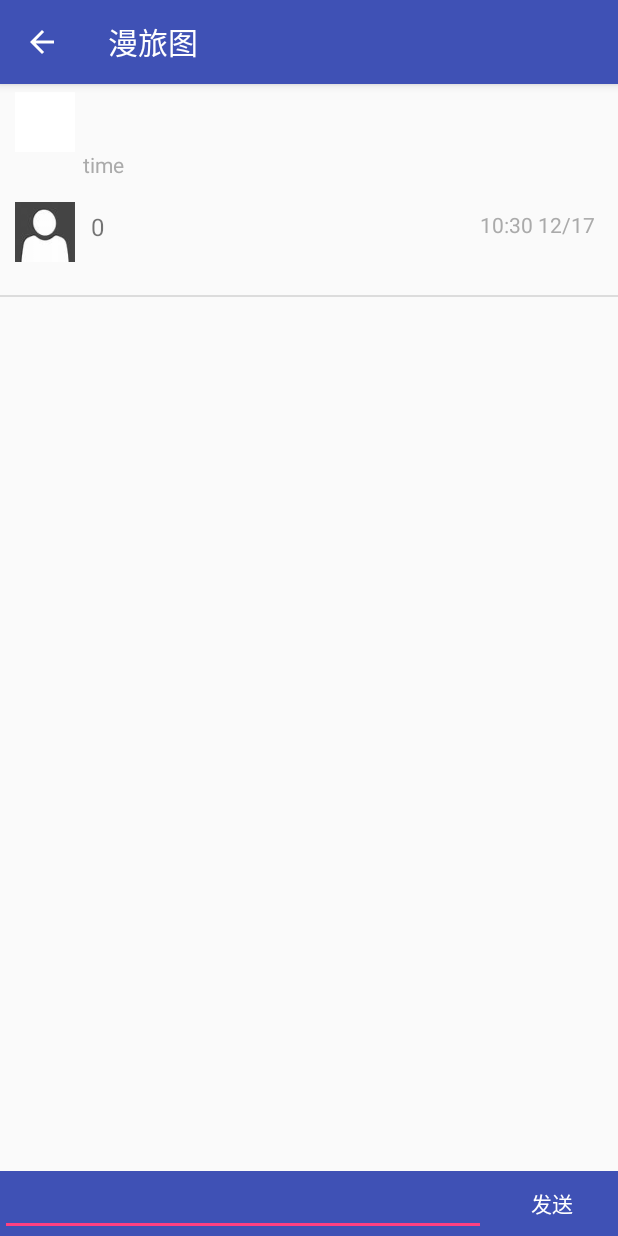
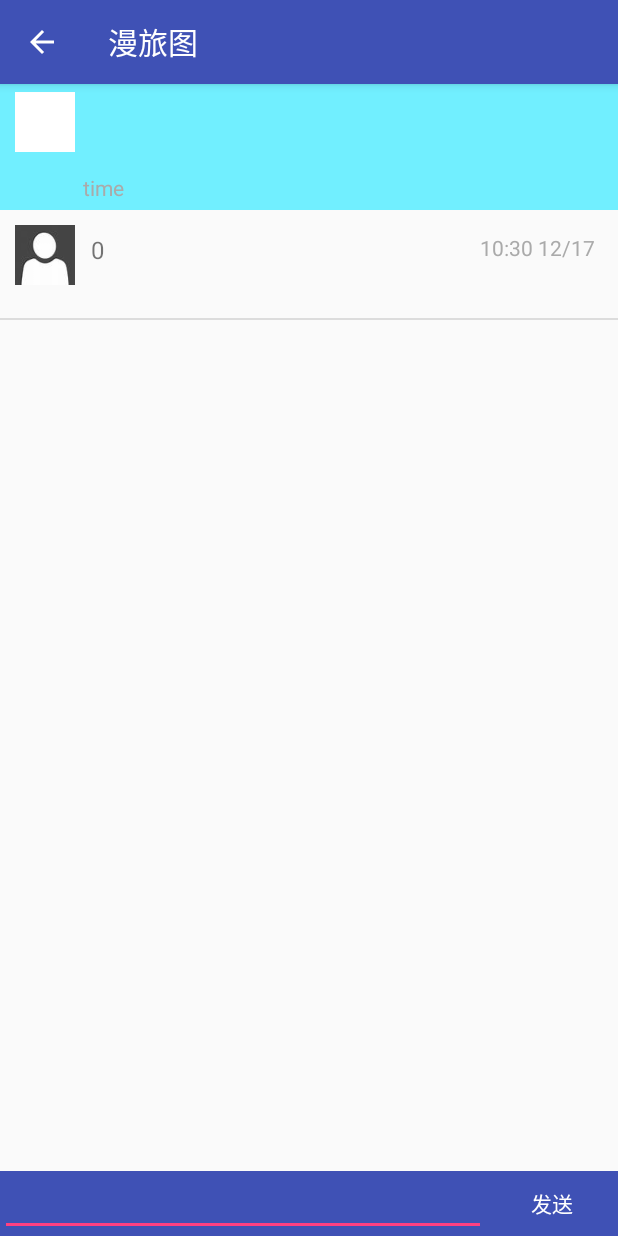
Before and after one commit to JiangZuoMeng/ManLvTu-android-old, an Android app: the AlbumDetailsActivity screen opened directly, with no data from a screen before it, after a tap on "发送", on a phone screen of 412 x 824 dp. Run offline under Robolectric (Android 15) with nearby library versions, the phone set to English and light mode, and no system bars; libraries missing offline, so code that uses them is left out: com.amap.api; network calls fail; 2 statements that could not run were skipped.

Commit message:
Make album details beautiful

```diff
--- a/code/android/TravelMap/app/src/main/res/layout/activity_album_details.xml
+++ b/code/android/TravelMap/app/src/main/res/layout/activity_album_details.xml
@@ -5,7 +5,7 @@
     <RelativeLayout
         android:layout_width="fill_parent"
         android:layout_height="wrap_content"
-
+        android:background="@color/lightBlue"
         android:paddingTop="5dp"
         android:paddingLeft="10dp"
         android:paddingRight="10dp"
@@ -36,6 +36,7 @@
             <TextView
                 android:id="@+id/album_details_user_state"
                 android:layout_width="fill_parent"
+                android:paddingBottom="15dp"
                 android:layout_height="wrap_content" />
 
             <TextView
--- a/code/android/TravelMap/app/src/main/res/values/colors.xml
+++ b/code/android/TravelMap/app/src/main/res/values/colors.xml
@@ -5,4 +5,5 @@
     <color name="colorAccent">#FF4081</color>
     <color name="single_travel_polyline_color">#3498DB</color>
     <color name="transparent">#00000000</color>
+    <color name="lightBlue">#71efff</color>
 </resources>
```
